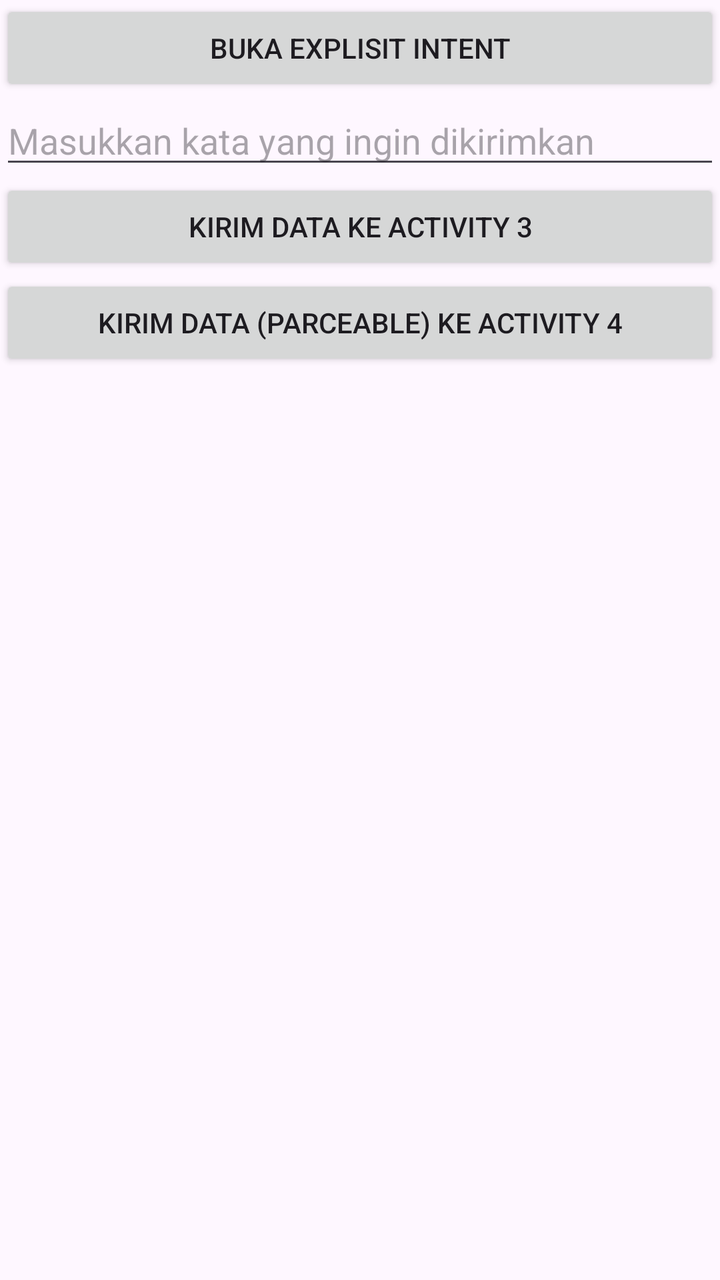
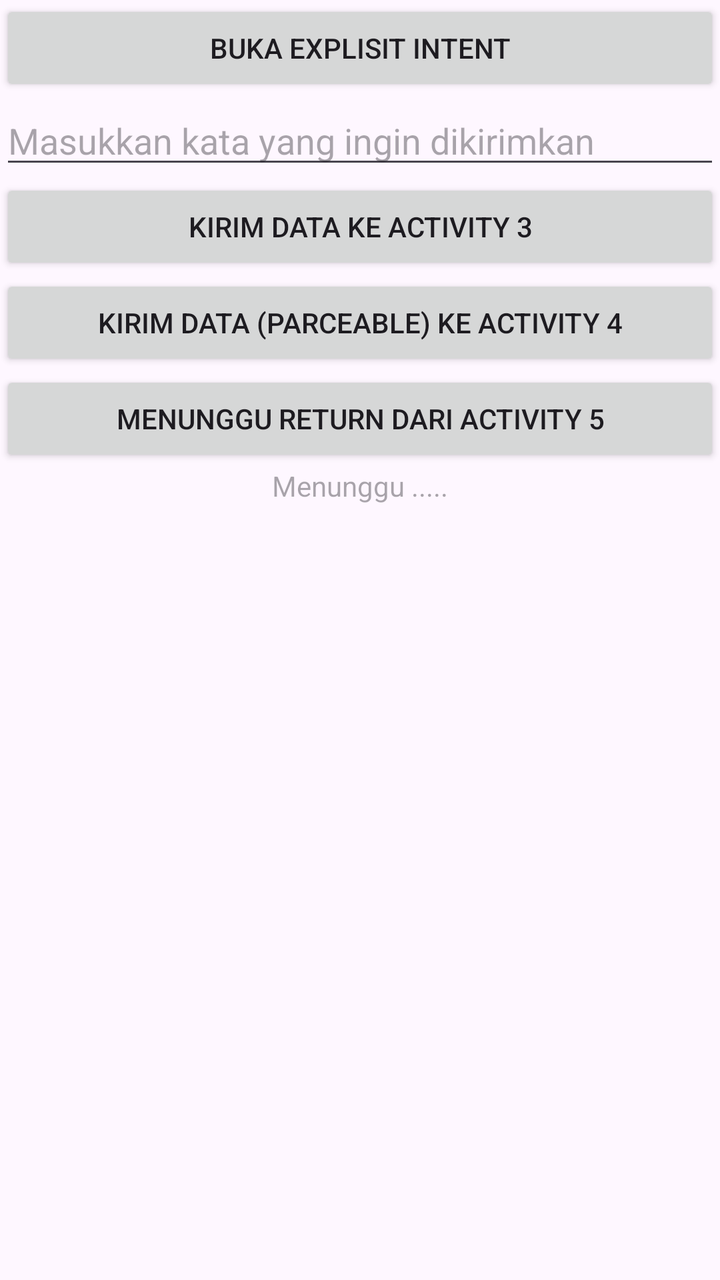

An Android layout rendered at two revisions. The XML below is the earlier revision; the diff shows what the commit changed to produce the second picture.
<!-- AndroidManifest.xml: application theme Theme.ExplisitIntent -->
<!-- res/layout/activity_main.xml -->
<?xml version="1.0" encoding="utf-8"?>
<LinearLayout xmlns:android="http://schemas.android.com/apk/res/android"
    xmlns:app="http://schemas.android.com/apk/res-auto"
    xmlns:tools="http://schemas.android.com/tools"
    android:id="@+id/main"
    android:layout_width="match_parent"
    android:layout_height="match_parent"
    tools:context=".MainActivity"
    android:orientation="vertical"
    android:layout_margin="16dp">
    
    <Button
        android:layout_width="match_parent"
        android:layout_height="wrap_content"
        android:id="@+id/btnExplisit1"
        android:text="Buka Explisit Intent" />

    <EditText
        android:layout_width="match_parent"
        android:layout_height="wrap_content"
        android:id="@+id/dataKirim"
        android:inputType="text"
        android:hint="Masukkan kata yang ingin dikirimkan" />

    <Button
        android:layout_width="match_parent"
        android:layout_height="wrap_content"
        android:id="@+id/btnExplisit2"
        android:text="Kirim Data ke Activity 3" />

    <Button
        android:layout_width="match_parent"
        android:layout_height="wrap_content"
        android:id="@+id/btnExplisit3"
        android:text="Kirim Data (Parceable) ke Activity 4" />

</LinearLayout>
<!-- resources referenced by this layout -->
<resources>
  <style name="Theme.ExplisitIntent" parent="Base.Theme.ExplisitIntent" />
  <style name="Base.Theme.ExplisitIntent" parent="Theme.Material3.DayNight.NoActionBar">
          
          
      </style>
</resources>

<!-- the commit's change to res/layout/activity_main.xml (unified diff, before → after) -->
@@ -33,5 +33,18 @@
         android:layout_height="wrap_content"
         android:id="@+id/btnExplisit3"
         android:text="Kirim Data (Parceable) ke Activity 4" />
+    
+    <Button
+        android:layout_width="match_parent"
+        android:layout_height="wrap_content"
+        android:id="@+id/btnExplisit4"
+        android:text="Menunggu Return dari Activity 5" />
+    
+    <TextView
+        android:layout_width="match_parent"
+        android:layout_height="wrap_content"
+        android:id="@+id/returnHasil"
+        android:gravity="center"
+        android:hint="Menunggu ....." />
 
 </LinearLayout>
